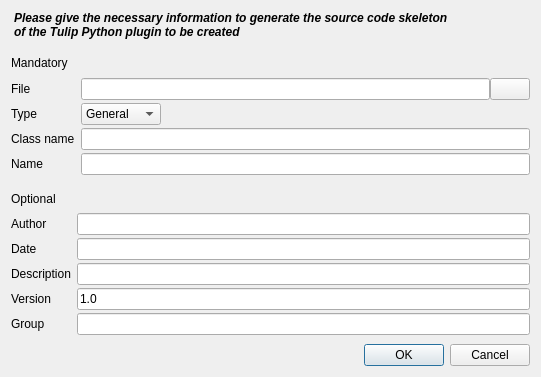
The window that library/tulip-python/designer/PythonPluginCreationDialog.ui (Tulip-Dev/tulip) describes before a commit, drawn with Qt 5.
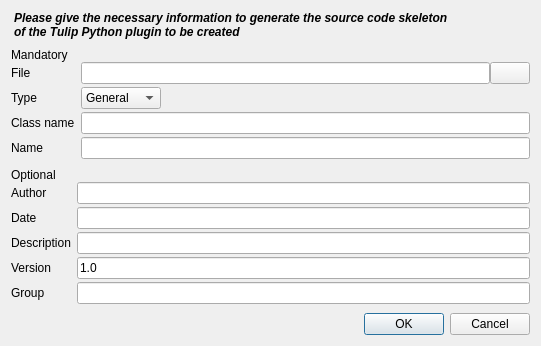
The same window after the commit. Icons and pictures are not drawn.

The edit to the form file:
```diff
--- a/library/tulip-python/designer/PythonPluginCreationDialog.ui
+++ b/library/tulip-python/designer/PythonPluginCreationDialog.ui
@@ -10,7 +10,7 @@
     <x>0</x>
     <y>0</y>
     <width>541</width>
-    <height>377</height>
+    <height>329</height>
    </rect>
   </property>
   <property name="windowTitle">
@@ -324,6 +324,19 @@
      </layout>
     </widget>
    </item>
+   <item>
+    <spacer name="verticalSpacer">
+     <property name="orientation">
+      <enum>Qt::Vertical</enum>
+     </property>
+     <property name="sizeHint" stdset="0">
+      <size>
+       <width>20</width>
+       <height>40</height>
+      </size>
+     </property>
+    </spacer>
+   </item>
    <item>
     <widget class="QDialogButtonBox" name="buttonBox">
      <property name="standardButtons">
```
